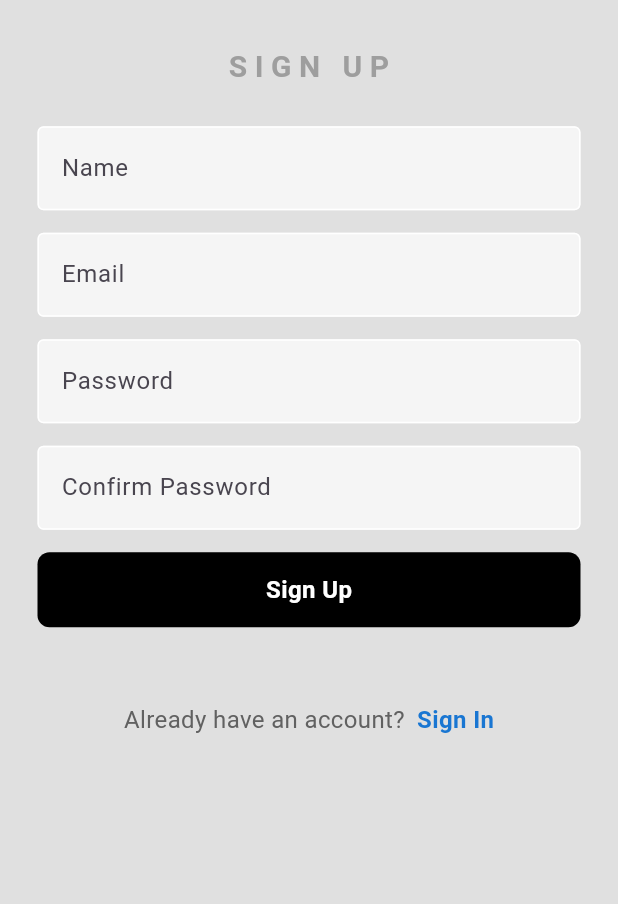
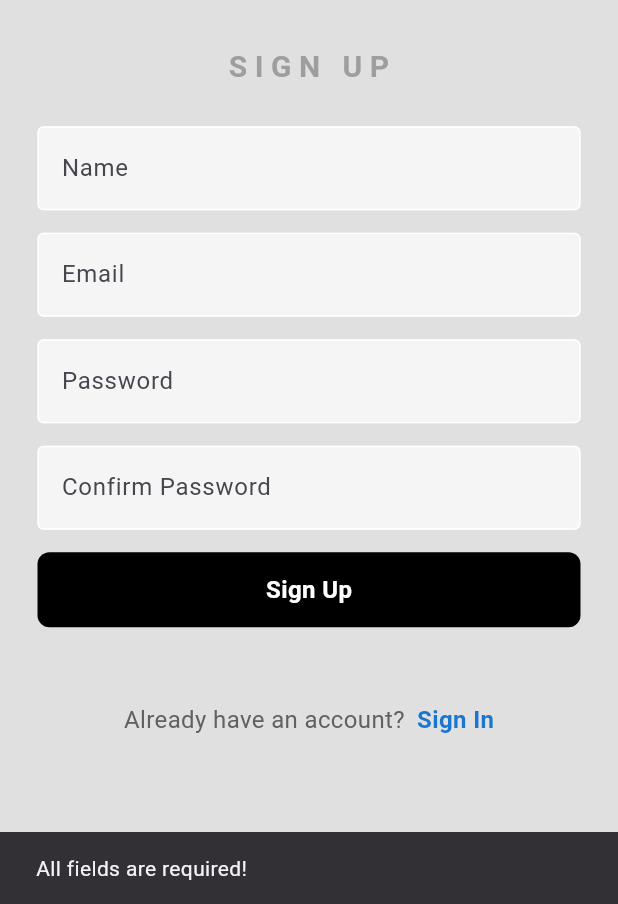
Before and after one commit to Bibhuprasad740/StudySync-Flutter, a Flutter app: the SignupPage screen opened directly, after a tap on "Sign Up", on a phone screen of 412 x 824 dp, the part 332-1236 px from its top. Run offline on Flutter 3.47's test engine with Material 3 defaults, Android fonts, the phone set to English and light mode, and no system bars; our stand-ins replace dio, firebase_core, flutter_dotenv, flutter_secure_storage, google_sign_in; accounts and stored records are empty; generated files the repository leaves out were written again.

Commit message:
feat: added error handling and snackbar to show proper error messages to user

```diff
--- a/analysis_options.yaml
+++ b/analysis_options.yaml
@@ -7,6 +7,9 @@
 
 # The following line activates a set of recommended lints for Flutter apps,
 # packages, and plugins designed to encourage good coding practices.
+analyzer:
+  errors:
+    use_build_context_synchronously: ignore
 include: package:flutter_lints/flutter.yaml
 
 linter:
--- /dev/null
+++ b/lib/errors/api_response.dart
@@ -0,0 +1,6 @@
+class ApiResponse {
+  final int statusCode;
+  final String message;
+
+  ApiResponse({required this.statusCode, required this.message});
+}
--- a/lib/pages/signup_page.dart
+++ b/lib/pages/signup_page.dart
@@ -6,6 +6,8 @@ import '../components/auth/input_box.dart';
 import '../components/auth/logo.dart';
 import '../components/auth/submit_button.dart';
 import '../controllers/auth_controller.dart';
+import '../errors/api_response.dart';
+import '../utils/utils.dart';
 import 'home_page.dart';
 
 class SignupPage extends StatelessWidget {
@@ -28,24 +30,27 @@ class SignupPage extends StatelessWidget {
         email.isEmpty ||
         password.isEmpty ||
         confirmPassword.isEmpty) {
-      // TODO: Add a snackbar
-      print('all fields are required');
+      showSnackBar(context, 'All fields are required!');
       return;
     }
 
     if (password != confirmPassword) {
-      // TODO: Add a snackbar
-      print('passwords do not match');
+      showSnackBar(context, 'Passwords do not match');
       return;
     }
 
+    ApiResponse response =
         await _authController.signUp(name, email, password, confirmPassword);
 
+    if (response.statusCode == 200) {
       Navigator.of(context).pushReplacement(
         MaterialPageRoute(
           builder: (context) => HomePage(),
         ),
       );
+    } else {
+      showSnackBar(context, response.message);
+    }
   }
 
   void navigateToLogin(BuildContext context) {
--- /dev/null
+++ b/lib/utils/utils.dart
@@ -0,0 +1,9 @@
+import 'package:flutter/material.dart';
+
+void showSnackBar(BuildContext context, String message) {
+  final snackbar = SnackBar(
+    content: Text(message),
+  );
+
+  ScaffoldMessenger.of(context).showSnackBar(snackbar);
+}
```
Also changed, not shown: lib/controllers/auth_controller.dart (+49 -38 lines), lib/pages/home_page.dart (+12 -6 lines), lib/pages/login_page.dart (+24 -14 lines). Lines whose indentation alone changed are shown as unchanged.
